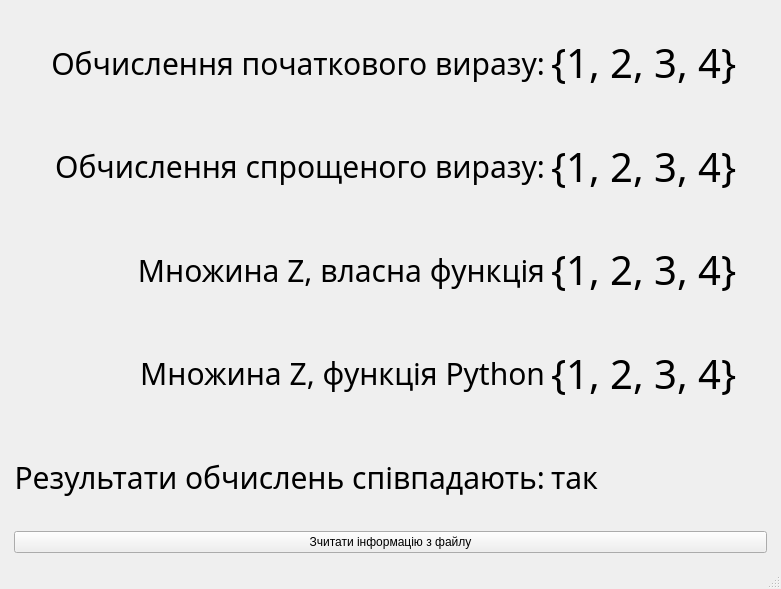
First picture: the form in FifthWindowForm.ui, repository s3rbug/DiscreteMathLab1, before the edit.
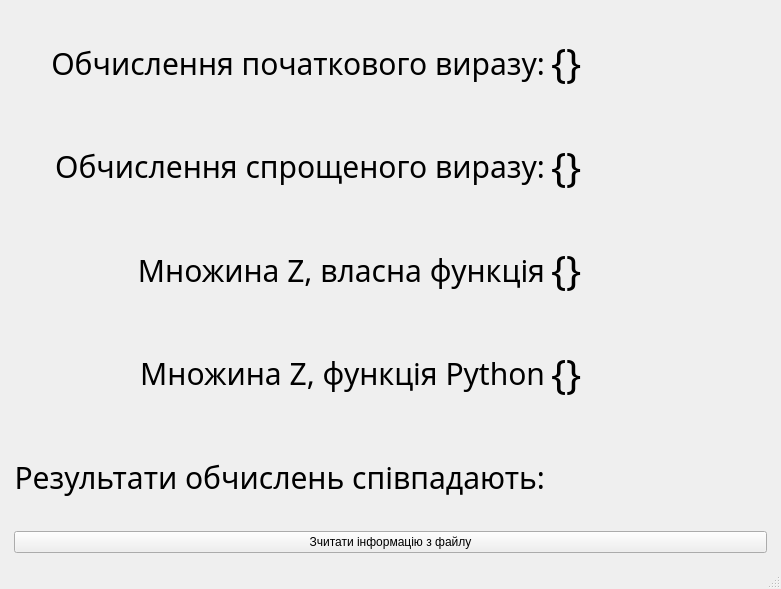
Second picture: the form after the edit.

Diff of the .ui file:
```diff
--- a/FifthWindowForm.ui
+++ b/FifthWindowForm.ui
@@ -61,7 +61,7 @@
 font-size: 40px;</string>
           </property>
           <property name="text">
-           <string>{1, 2, 3, 4}</string>
+           <string>{}</string>
           </property>
          </widget>
         </item>
@@ -106,7 +106,7 @@
 font-size: 30px;</string>
           </property>
           <property name="text">
-           <string>так</string>
+           <string/>
           </property>
          </widget>
         </item>
@@ -117,7 +117,7 @@
 font-size: 40px;</string>
           </property>
           <property name="text">
-           <string>{1, 2, 3, 4}</string>
+           <string>{}</string>
           </property>
          </widget>
         </item>
@@ -128,7 +128,7 @@
 font-size: 40px;</string>
           </property>
           <property name="text">
-           <string>{1, 2, 3, 4}</string>
+           <string>{}</string>
           </property>
          </widget>
         </item>
@@ -139,7 +139,7 @@
 font-size: 40px;</string>
           </property>
           <property name="text">
-           <string>{1, 2, 3, 4}</string>
+           <string>{}</string>
           </property>
          </widget>
         </item>
```
Left out of the diff: 12 changed lines with no effect on the pictures.
